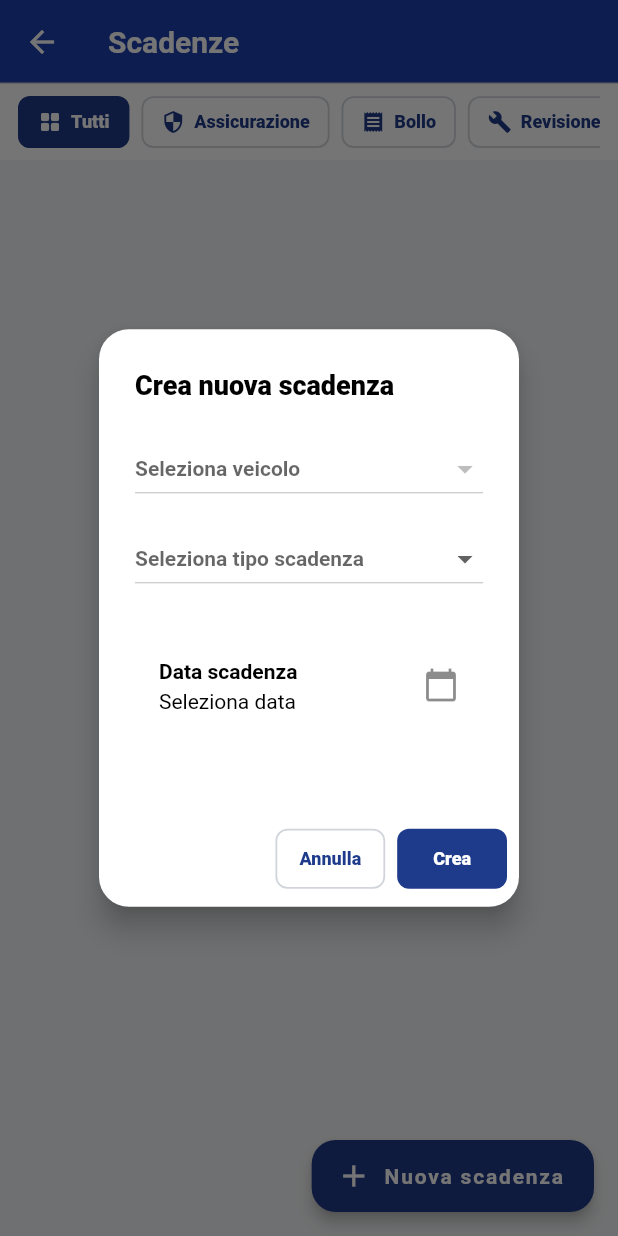
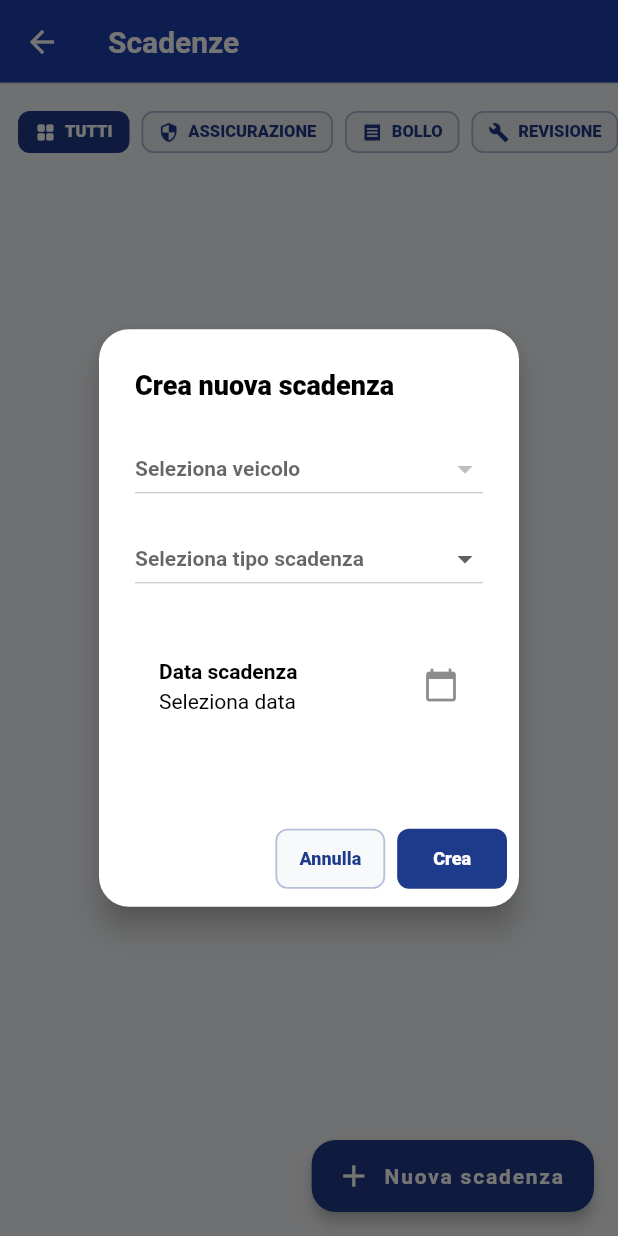
Before and after one commit to FleetManager-Team/FleetManagerFlutter, a Flutter app: the ListaScadenzeScreen screen opened directly, after a tap on "Nuova scadenza", on a phone screen of 412 x 824 dp. Run offline on Flutter 3.47's test engine with Material 3 defaults, Android fonts, the phone set to English and light mode, and no system bars; our stand-ins replace fl_chart, geolocator, image_picker, shared_preferences, signature, supabase_flutter; accounts and stored records are empty.

Commit message:
revisione estetica generale

```diff
--- a/fleetmanager/lib/core/theme/app_button_styles.dart
+++ b/fleetmanager/lib/core/theme/app_button_styles.dart
@@ -18,6 +18,20 @@ class AppButtonStyles {
   );
   static const _textStyle = TextStyle(
     fontSize: 12,
+    fontWeight: FontWeight.w800,
+    letterSpacing: 0,
+  );
+  static const filterBarHeight = 52.0;
+  static const filterBarPadding = EdgeInsets.fromLTRB(12, 18, 12, 6);
+  static const filterChipGap = 8.0;
+  static const filterChipIconSize = 14.0;
+  static const filterChipPadding = EdgeInsets.symmetric(
+    horizontal: 10,
+    vertical: 4,
+  );
+  static const filterChipMinHeight = 28.0;
+  static const filterChipTextStyle = TextStyle(
+    fontSize: 11,
     fontWeight: FontWeight.w800,
     letterSpacing: 0,
   );
@@ -90,13 +104,13 @@ class AppButtonStyles {
       backgroundColor: WidgetStateProperty.resolveWith((states) {
         if (states.contains(WidgetState.disabled)) return AppColors.grey100;
         if (states.contains(WidgetState.pressed)) {
-          return color.withValues(alpha: 0.14);
+          return color.withValues(alpha: 0.18);
         }
         if (states.contains(WidgetState.hovered) ||
             states.contains(WidgetState.focused)) {
-          return color.withValues(alpha: 0.08);
+          return color.withValues(alpha: 0.12);
         }
-        return AppColors.surface;
+        return color.withValues(alpha: 0.04);
       }),
       side: WidgetStateProperty.resolveWith((states) {
         if (states.contains(WidgetState.disabled)) {
@@ -107,7 +121,10 @@ class AppButtonStyles {
             states.contains(WidgetState.focused)) {
           return BorderSide(color: color, width: 1.4);
         }
-        return BorderSide(color: borderColor, width: 1.2);
+        final restingBorder = borderColor == AppColors.border
+            ? color.withValues(alpha: 0.36)
+            : borderColor;
+        return BorderSide(color: restingBorder, width: 1.2);
       }),
       overlayColor: WidgetStatePropertyAll(color.withValues(alpha: 0.08)),
     );
@@ -128,7 +145,7 @@ class AppButtonStyles {
             states.contains(WidgetState.focused)) {
           return BorderSide(color: color, width: 1.4);
         }
-        return const BorderSide(color: AppColors.border, width: 1.2);
+        return BorderSide(color: color.withValues(alpha: 0.30), width: 1.2);
       }),
       foregroundColor: WidgetStateProperty.resolveWith((states) {
         if (states.contains(WidgetState.disabled)) return AppColors.grey500;
@@ -138,13 +155,13 @@ class AppButtonStyles {
       backgroundColor: WidgetStateProperty.resolveWith((states) {
         if (states.contains(WidgetState.disabled)) return AppColors.grey100;
         if (states.contains(WidgetState.pressed)) {
-          return color.withValues(alpha: 0.14);
+          return color.withValues(alpha: 0.18);
         }
         if (states.contains(WidgetState.hovered) ||
             states.contains(WidgetState.focused)) {
-          return color.withValues(alpha: 0.08);
+          return color.withValues(alpha: 0.12);
         }
-        return AppColors.surface;
+        return color.withValues(alpha: 0.03);
       }),
       overlayColor: WidgetStateProperty.resolveWith((states) {
         if (states.contains(WidgetState.pressed)) {
@@ -182,8 +199,13 @@ class AppButtonStyles {
   static OutlinedBorder get chipShape => _shape;
 
   static Color chipBackground(bool selected,
-      {Color color = AppColors.primary}) {
-    return selected ? color : AppColors.surface;
+      {Color color = AppColors.primary,
+      bool hovered = false,
+      bool pressed = false}) {
+    if (selected) return color;
+    if (pressed) return color.withValues(alpha: 0.18);
+    if (hovered) return color.withValues(alpha: 0.12);
+    return color.withValues(alpha: 0.04);
   }
 
   static Color chipForeground(bool selected,
@@ -191,11 +213,33 @@ class AppButtonStyles {
     return selected ? AppColors.white : color;
   }
 
-  static BorderSide chipSide(bool selected, {Color color = AppColors.primary}) {
+  static BorderSide chipSide(
+    bool selected, {
+    Color color = AppColors.primary,
+    bool hovered = false,
+  }) {
     return BorderSide(
-      color: selected ? color : AppColors.border,
-      width: selected ? 1.4 : 1.2,
+      color: selected || hovered ? color : color.withValues(alpha: 0.32),
+      width: selected || hovered ? 1.4 : 1.2,
     );
+  }
+
+  static WidgetStateProperty<Color?> chipColor(
+    bool selected, {
+    Color color = AppColors.primary,
+  }) {
+    return WidgetStateProperty.resolveWith((states) {
+      if (states.contains(WidgetState.disabled)) return AppColors.grey100;
+      if (selected || states.contains(WidgetState.selected)) return color;
+      if (states.contains(WidgetState.pressed)) {
+        return color.withValues(alpha: 0.18);
+      }
+      if (states.contains(WidgetState.hovered) ||
+          states.contains(WidgetState.focused)) {
+        return color.withValues(alpha: 0.12);
+      }
+      return color.withValues(alpha: 0.04);
+    });
   }
 
   static TextStyle chipLabelStyle(
@@ -203,6 +247,15 @@ class AppButtonStyles {
     Color color = AppColors.primary,
   }) {
     return _textStyle.copyWith(color: chipForeground(selected, color: color));
+  }
+
+  static TextStyle filterChipLabelStyle(
+    bool selected, {
+    Color color = AppColors.primary,
+  }) {
+    return filterChipTextStyle.copyWith(
+      color: chipForeground(selected, color: color),
+    );
   }
 
   static ButtonStyle icon({Color color = AppColors.primary}) {
--- a/fleetmanager/lib/ui/screens/costi/analisi_costi_screen.dart
+++ b/fleetmanager/lib/ui/screens/costi/analisi_costi_screen.dart
@@ -1263,6 +1263,7 @@ class _AnalisiCostiScreenState extends State<AnalisiCostiScreen> {
         color: AppButtonStyles.chipForeground(selected),
       ),
       selected: selected,
+      color: AppButtonStyles.chipColor(selected),
       selectedColor: AppButtonStyles.chipBackground(selected),
       backgroundColor: AppButtonStyles.chipBackground(false),
       labelStyle: AppButtonStyles.chipLabelStyle(selected),
@@ -1321,6 +1322,7 @@ class _AnalisiCostiScreenState extends State<AnalisiCostiScreen> {
       ),
       label: Text(label),
       selected: selected,
+      color: AppButtonStyles.chipColor(selected, color: activeColor),
       selectedColor:
           AppButtonStyles.chipBackground(selected, color: activeColor),
       checkmarkColor: AppColors.white,
--- a/fleetmanager/lib/ui/screens/costi/dettaglio_costi_driver.dart
+++ b/fleetmanager/lib/ui/screens/costi/dettaglio_costi_driver.dart
@@ -483,6 +483,7 @@ class _DettaglioCostiDriverState extends State<DettaglioCostiDriver> {
         color: AppButtonStyles.chipForeground(selected),
       ),
       selected: selected,
+      color: AppButtonStyles.chipColor(selected),
       selectedColor: AppButtonStyles.chipBackground(selected),
       backgroundColor: AppButtonStyles.chipBackground(false),
       labelStyle: AppButtonStyles.chipLabelStyle(selected),
@@ -508,6 +509,7 @@ class _DettaglioCostiDriverState extends State<DettaglioCostiDriver> {
       ),
       label: Text(label),
       selected: selected,
+      color: AppButtonStyles.chipColor(selected, color: activeColor),
       selectedColor:
           AppButtonStyles.chipBackground(selected, color: activeColor),
       checkmarkColor: AppColors.white,
--- a/fleetmanager/lib/ui/screens/costi/dettaglio_costi_veicolo.dart
+++ b/fleetmanager/lib/ui/screens/costi/dettaglio_costi_veicolo.dart
@@ -490,6 +490,7 @@ class _DettaglioCostiVeicoloState extends State<DettaglioCostiVeicolo> {
         color: AppButtonStyles.chipForeground(selected),
       ),
       selected: selected,
+      color: AppButtonStyles.chipColor(selected),
       selectedColor: AppButtonStyles.chipBackground(selected),
       backgroundColor: AppButtonStyles.chipBackground(false),
       labelStyle: AppButtonStyles.chipLabelStyle(selected),
@@ -515,6 +516,7 @@ class _DettaglioCostiVeicoloState extends State<DettaglioCostiVeicolo> {
       ),
       label: Text(label),
       selected: selected,
+      color: AppButtonStyles.chipColor(selected, color: activeColor),
       selectedColor:
           AppButtonStyles.chipBackground(selected, color: activeColor),
       checkmarkColor: AppColors.white,
--- a/fleetmanager/lib/ui/screens/costi/grafici_costi_screen.dart
+++ b/fleetmanager/lib/ui/screens/costi/grafici_costi_screen.dart
@@ -478,6 +478,7 @@ class _GraficiCostiScreenState extends State<GraficiCostiScreen> {
         color: AppButtonStyles.chipForeground(selected),
       ),
       selected: selected,
+      color: AppButtonStyles.chipColor(selected),
       selectedColor: AppButtonStyles.chipBackground(selected),
       backgroundColor: AppButtonStyles.chipBackground(false),
       labelStyle: AppButtonStyles.chipLabelStyle(selected),
@@ -536,6 +537,7 @@ class _GraficiCostiScreenState extends State<GraficiCostiScreen> {
       ),
       label: Text(label),
       selected: selected,
+      color: AppButtonStyles.chipColor(selected, color: activeColor),
       selectedColor:
           AppButtonStyles.chipBackground(selected, color: activeColor),
       checkmarkColor: AppColors.white,
--- a/fleetmanager/lib/ui/screens/prenotazioni/lista_prenotazioni_screen.dart
+++ b/fleetmanager/lib/ui/screens/prenotazioni/lista_prenotazioni_screen.dart
@@ -242,8 +242,8 @@ class _BookingListScreenState extends State<BookingListScreen> {
   }
 
   Widget _actionButton(String label, Color color, Function() onPressed) {
-    return ElevatedButton(
-      style: AppButtonStyles.elevated(color: color),
+    return OutlinedButton(
+      style: AppButtonStyles.outlined(color: color),
       onPressed: onPressed,
       child: Text(label),
     );
--- a/fleetmanager/lib/ui/screens/scadenze/lista_scadenze_screen.dart
+++ b/fleetmanager/lib/ui/screens/scadenze/lista_scadenze_screen.dart
@@ -2,6 +2,7 @@ import 'package:fleetmanager/models/enums/tipo_scadenza.dart';
 import 'package:fleetmanager/core/theme/index.dart';
 import 'package:fleetmanager/models/scadenza.dart';
 import 'package:fleetmanager/provider/fleet_provider.dart';
+import 'package:fleetmanager/ui/widgets/app_filter_chip.dart';
 import 'package:fleetmanager/ui/widgets/details_pop_up.dart';
 import 'package:flutter/material.dart';
 import 'package:intl/intl.dart';
@@ -137,29 +138,26 @@ class _ListaScadenzeScreenState extends State<ListaScadenzeScreen> {
 
   Widget _buildChipFilterBar(
       Map<TipoScadenza, int> contatoriUrgenti, int totaleUrgenti) {
-    return Container(
-      color: AppColors.white,
-      padding: const EdgeInsets.symmetric(
-          horizontal: AppSpacing.md, vertical: AppSpacing.sm),
-      child: SingleChildScrollView(
+    return SizedBox(
+      height: AppButtonStyles.filterBarHeight,
+      width: double.infinity,
+      child: ListView(
         scrollDirection: Axis.horizontal,
-        child: Row(
+        padding: AppButtonStyles.filterBarPadding,
         children: [
-            // Chip "Tutti"
           _buildFilterChip(
-              label: "Tutti",
+            label: "TUTTI",
             icon: Icons.grid_view_rounded,
             isSelected: filtroSelezionato == null,
             urgenti: totaleUrgenti,
             onTap: () => setState(() => filtroSelezionato = null),
           ),
-            const SizedBox(width: 8),
-            // Chip per ogni tipo
           ...TipoScadenza.values.map((tipo) {
             return Padding(
-                padding: const EdgeInsets.only(right: 8),
+              padding:
+                  const EdgeInsets.only(left: AppButtonStyles.filterChipGap),
               child: _buildFilterChip(
-                  label: _labelTipo(tipo),
+                label: _labelTipo(tipo).toUpperCase(),
                 icon: _iconTipo(tipo),
                 isSelected: filtroSelezionato == tipo,
                 urgenti: contatoriUrgenti[tipo] ?? 0,
@@ -168,7 +166,6 @@ class _ListaScadenzeScreenState extends State<ListaScadenzeScreen> {
             );
           }),
         ],
-        ),
       ),
     );
   }
@@ -180,56 +177,13 @@ class _ListaScadenzeScreenState extends State<ListaScadenzeScreen> {
     required int urgenti,
     required VoidCallback onTap,
   }) {
-    return Material(
-      color: Colors.transparent,
-      child: InkWell(
+    final text = urgenti > 0 ? "$label ($urgenti)" : label;
+
+    return AppFilterChip(
+      icon: icon,
+      label: text,
+      selected: isSelected,
       onTap: onTap,
-        borderRadius: BorderRadius.circular(AppSpacing.radiusMedium),
-        child: AnimatedContainer(
-          duration: const Duration(milliseconds: 160),
-          padding: AppButtonStyles.chipPadding,
-          decoration: ShapeDecoration(
-            color: AppButtonStyles.chipBackground(isSelected),
-            shape: RoundedRectangleBorder(
-              borderRadius: BorderRadius.circular(AppSpacing.radiusMedium),
-              side: AppButtonStyles.chipSide(isSelected),
-            ),
-          ),
-          child: Row(
-            mainAxisSize: MainAxisSize.min,
-            children: [
-              Icon(
-                icon,
-                size: 16,
-                color: AppButtonStyles.chipForeground(isSelected),
-              ),
-              const SizedBox(width: 6),
-              Text(label, style: AppButtonStyles.chipLabelStyle(isSelected)),
-              if (urgenti > 0) ...[
-                const SizedBox(width: 6),
-                Container(
-                  padding:
-                      const EdgeInsets.symmetric(horizontal: 6, vertical: 2),
-                  decoration: BoxDecoration(
-                    color: isSelected
-                        ? AppColors.white.withValues(alpha: 0.22)
-                        : AppColors.error,
-                    borderRadius: BorderRadius.circular(10),
-                  ),
-                  child: Text(
-                    '$urgenti',
-                    style: const TextStyle(
-                      fontSize: 11,
-                      fontWeight: FontWeight.bold,
-                      color: AppColors.white,
-                    ),
-                  ),
-                ),
-              ],
-            ],
-          ),
-        ),
-      ),
     );
   }
 
@@ -494,32 +448,32 @@ class _ListaScadenzeScreenState extends State<ListaScadenzeScreen> {
         actions: [
           if (!scadenza.chiusa) ...[
             if (!scadenza.notificata)
-              ElevatedButton(
+              OutlinedButton(
                 onPressed: () async {
                   final navigator = Navigator.of(dialogContext);
                   await provider.segnaScadenzaNotificata(scadenza.idScadenza);
                   if (mounted) navigator.pop();
                 },
-                style: AppButtonStyles.elevated(color: AppColors.warning),
+                style: AppButtonStyles.outlined(color: AppColors.warning),
                 child: const Text("Notificata"),
               ),
-            ElevatedButton(
+            OutlinedButton(
               onPressed: () {
                 Navigator.pop(dialogContext);
                 _mostraFormModificaScadenza(context, scadenza);
               },
-              style: AppButtonStyles.elevated(color: AppColors.info),
+              style: AppButtonStyles.outlined(color: AppColors.info),
               child: const Text("Modifica"),
             ),
-            ElevatedButton(
+            OutlinedButton(
               onPressed: () {
                 Navigator.pop(dialogContext);
                 _mostraFormChiusuraIntervento(context, scadenza);
               },
-              style: AppButtonStyles.elevated(color: AppColors.success),
+              style: AppButtonStyles.outlined(color: AppColors.success),
               child: const Text("Chiudi"),
             ),
-            ElevatedButton(
+            OutlinedButton(
               onPressed: () async {
                 final navigator = Navigator.of(dialogContext);
                 final messenger = ScaffoldMessenger.of(dialogContext);
@@ -539,7 +493,7 @@ class _ListaScadenzeScreenState extends State<ListaScadenzeScreen> {
                   }
                 }
               },
-              style: AppButtonStyles.elevated(color: AppColors.error),
+              style: AppButtonStyles.outlined(color: AppColors.error),
               child: const Text("Elimina"),
             ),
           ],
@@ -1106,6 +1060,7 @@ class _ListaScadenzeScreenState extends State<ListaScadenzeScreen> {
                         .map((m) => ChoiceChip(
                               label: Text("$m mesi"),
                               selected: mesi == m,
+                              color: AppButtonStyles.chipColor(mesi == m),
                               selectedColor:
                                   AppButtonStyles.chipBackground(mesi == m),
                               backgroundColor:
--- a/fleetmanager/lib/ui/screens/veicoli/lista_manutenione_screen.dart
+++ b/fleetmanager/lib/ui/screens/veicoli/lista_manutenione_screen.dart
@@ -231,7 +231,7 @@ class _MaintenanceDashboardScreenState
                     manutenzioneEsistente: intervento);
               },
             ),
-          ElevatedButton(
+          OutlinedButton(
             onPressed: () async {
               int nuoviKm = int.tryParse(kmController.text) ?? v.km;
               final navigator = Navigator.of(dialogContext);
@@ -240,7 +240,7 @@ class _MaintenanceDashboardScreenState
                   nuoviKm: nuoviKm);
               if (mounted) navigator.pop();
             },
-            style: AppButtonStyles.elevated(color: AppColors.success),
+            style: AppButtonStyles.outlined(color: AppColors.success),
             child: const Text("RIENTRO VEICOLO"),
           ),
         ],
--- /dev/null
+++ b/fleetmanager/lib/ui/widgets/app_filter_chip.dart
@@ -0,0 +1,94 @@
+import 'package:fleetmanager/core/theme/index.dart';
+import 'package:flutter/material.dart';
+
+class AppFilterChip extends StatefulWidget {
+  final String label;
+  final IconData? icon;
+  final bool selected;
+  final VoidCallback onTap;
+  final Color color;
+
+  const AppFilterChip({
+    super.key,
+    required this.label,
+    required this.selected,
+    required this.onTap,
+    this.icon,
+    this.color = AppColors.primary,
+  });
+
+  @override
+  State<AppFilterChip> createState() => _AppFilterChipState();
+}
+
+class _AppFilterChipState extends State<AppFilterChip> {
+  bool _hovered = false;
+  bool _pressed = false;
+
+  @override
+  Widget build(BuildContext context) {
+    final foreground = AppButtonStyles.chipForeground(
+      widget.selected,
+      color: widget.color,
+    );
+
+    return MouseRegion(
+      cursor: SystemMouseCursors.click,
+      onEnter: (_) => setState(() => _hovered = true),
+      onExit: (_) => setState(() {
+        _hovered = false;
+        _pressed = false;
+      }),
+      child: GestureDetector(
+        onTapDown: (_) => setState(() => _pressed = true),
+        onTapCancel: () => setState(() => _pressed = false),
+        onTapUp: (_) => setState(() => _pressed = false),
+        onTap: widget.onTap,
+        child: AnimatedContainer(
+          duration: const Duration(milliseconds: 160),
+          curve: Curves.easeOut,
+          constraints: const BoxConstraints(
+            minHeight: AppButtonStyles.filterChipMinHeight,
+          ),
+          padding: AppButtonStyles.filterChipPadding,
+          decoration: ShapeDecoration(
+            color: AppButtonStyles.chipBackground(
+              widget.selected,
+              color: widget.color,
+              hovered: _hovered,
+              pressed: _pressed,
+            ),
+            shape: RoundedRectangleBorder(
+              borderRadius: BorderRadius.circular(AppSpacing.radiusMedium),
+              side: AppButtonStyles.chipSide(
+                widget.selected,
+                color: widget.color,
+                hovered: _hovered,
+              ),
+            ),
+          ),
+          child: Row(
+            mainAxisSize: MainAxisSize.min,
+            children: [
+              if (widget.icon != null) ...[
+                Icon(
+                  widget.icon,
+                  size: AppButtonStyles.filterChipIconSize,
+                  color: foreground,
+                ),
+                const SizedBox(width: 6),
+              ],
+              Text(
+                widget.label,
+                style: AppButtonStyles.filterChipLabelStyle(
+                  widget.selected,
+                  color: widget.color,
+                ),
+              ),
+            ],
+          ),
+        ),
+      ),
+    );
+  }
+}
```
Also changed, not shown: fleetmanager/lib/ui/screens/prenotazioni/storico_prenotazioni_screen.dart (+17 -28 lines), fleetmanager/lib/ui/screens/utenti/lista_utenti_screen.dart (+20 -21 lines), fleetmanager/lib/ui/screens/veicoli/lista_veicoli_screen.dart (+31 -31 lines). Lines whose indentation alone changed are shown as unchanged.
